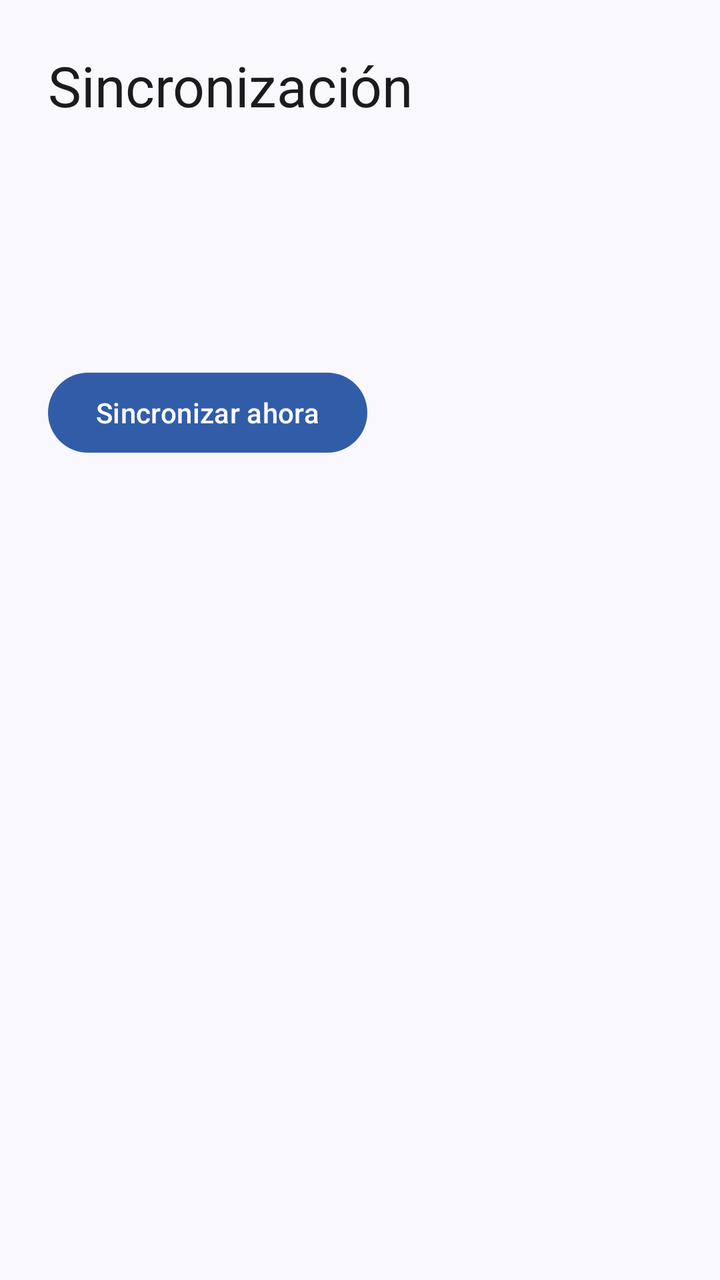
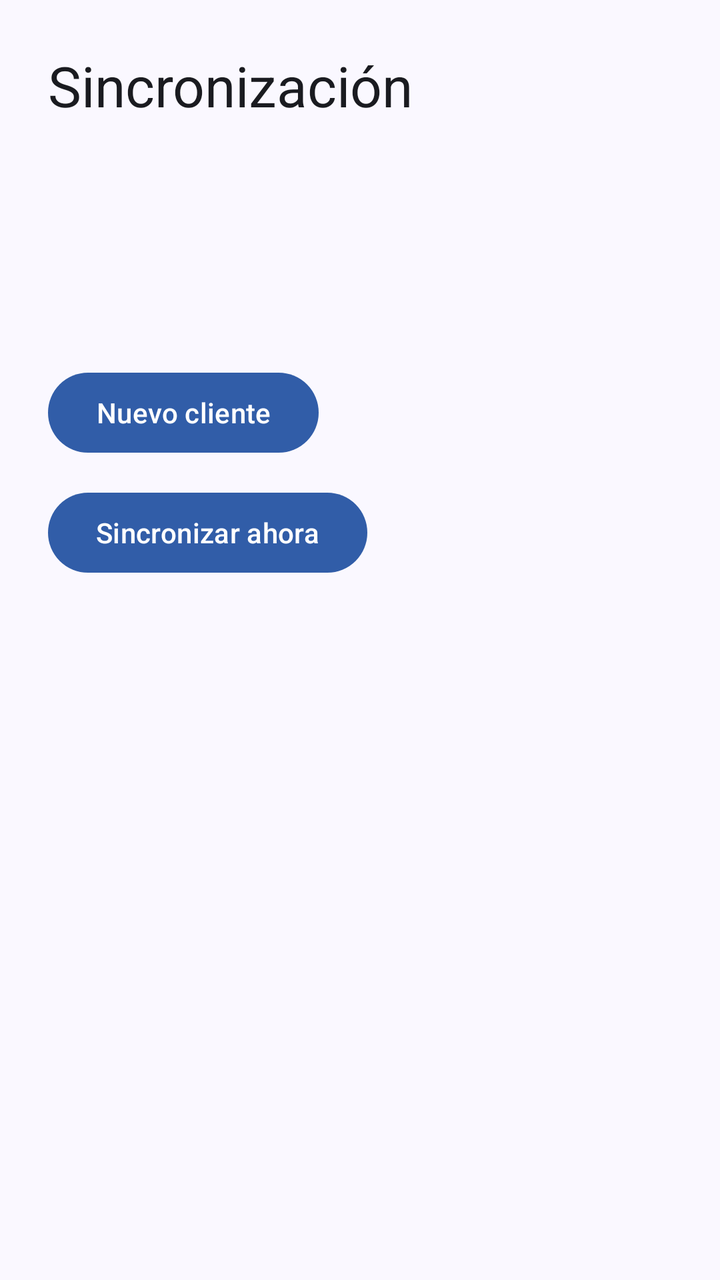

An Android layout rendered at two revisions. The XML below is the earlier revision; the diff shows what the commit changed to produce the second picture.
<!-- AndroidManifest.xml: application theme Theme.CatalogDigital -->
<!-- res/layout/activity_main.xml -->
<?xml version="1.0" encoding="utf-8"?>
<LinearLayout xmlns:android="http://schemas.android.com/apk/res/android"
    android:layout_width="match_parent"
    android:layout_height="match_parent"
    android:orientation="vertical"
    android:padding="24dp">

    <TextView
        android:layout_width="wrap_content"
        android:layout_height="wrap_content"
        android:text="@string/sync_title"
        android:textAppearance="?attr/textAppearanceHeadlineMedium" />

    <TextView android:id="@+id/pendingCount" android:layout_width="wrap_content" android:layout_height="wrap_content" android:layout_marginTop="24dp" />
    <TextView android:id="@+id/conflictCount" android:layout_width="wrap_content" android:layout_height="wrap_content" android:layout_marginTop="8dp" />
    <TextView android:id="@+id/rejectedCount" android:layout_width="wrap_content" android:layout_height="wrap_content" android:layout_marginTop="8dp" />

    <com.google.android.material.button.MaterialButton
        android:id="@+id/syncNow"
        android:layout_width="wrap_content"
        android:layout_height="wrap_content"
        android:layout_marginTop="24dp"
        android:text="@string/sync_now" />
</LinearLayout>
<!-- resources referenced by this layout -->
<resources>
  <string name="sync_now">Sincronizar ahora</string>
  <string name="sync_title">Sincronización</string>
  <style name="Theme.CatalogDigital" parent="Theme.Material3.DayNight.NoActionBar">
          <item name="colorPrimary">@color/catalog_primary</item>
          <item name="colorOnPrimary">@color/catalog_on_primary</item>
          <item name="android:colorBackground">@color/catalog_background</item>
          <item name="android:textColor">@color/catalog_on_background</item>
      </style>
  <color name="catalog_primary">#315DA8</color>
  <color name="catalog_on_primary">#FFFFFF</color>
  <color name="catalog_background">#FAF8FF</color>
  <color name="catalog_on_background">#1A1B20</color>
</resources>

<!-- the commit's change to res/layout/activity_main.xml (unified diff, before → after) -->
@@ -16,9 +16,16 @@
     <TextView android:id="@+id/rejectedCount" android:layout_width="wrap_content" android:layout_height="wrap_content" android:layout_marginTop="8dp" />
 
     <com.google.android.material.button.MaterialButton
+        android:id="@+id/createCustomer"
+        android:layout_width="wrap_content"
+        android:layout_height="wrap_content"
+        android:layout_marginTop="24dp"
+        android:text="@string/customer_create_title" />
+
+    <com.google.android.material.button.MaterialButton
         android:id="@+id/syncNow"
         android:layout_width="wrap_content"
         android:layout_height="wrap_content"
-        android:layout_marginTop="24dp"
+        android:layout_marginTop="12dp"
         android:text="@string/sync_now" />
 </LinearLayout>
<!-- resource entries referenced after the edit -->
@@ -1,5 +1,6 @@
 <!-- resources referenced by this layout -->
 <resources>
+  <string name="customer_create_title">Nuevo cliente</string>
   <string name="sync_now">Sincronizar ahora</string>
   <string name="sync_title">Sincronización</string>
   <style name="Theme.CatalogDigital" parent="Theme.Material3.DayNight.NoActionBar">
